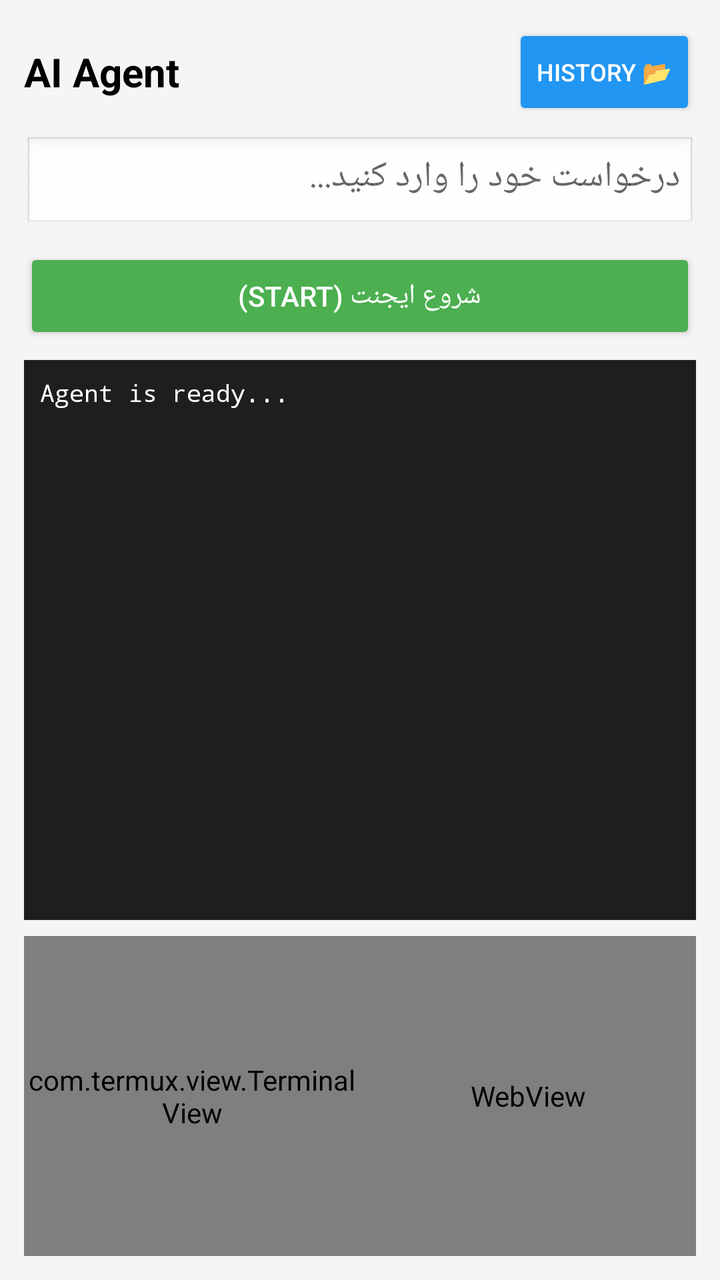
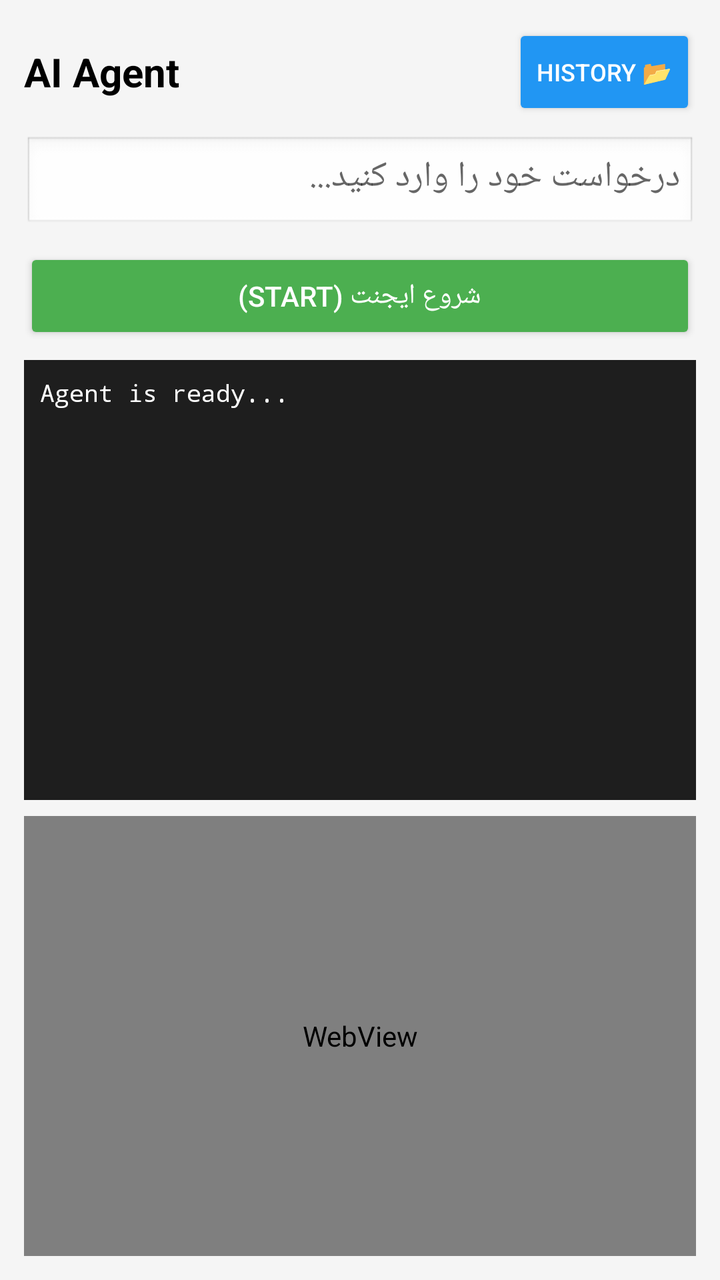

Screens rendered from an Android XML layout before and after an edit, with the pre-edit source and the edit as a unified diff.
<!-- AndroidManifest.xml: application theme AppTheme -->
<!-- res/layout/activity_agent.xml -->
<?xml version="1.0" encoding="utf-8"?>
<LinearLayout xmlns:android="http://schemas.android.com/apk/res/android"
    android:layout_width="match_parent"
    android:layout_height="match_parent"
    android:orientation="vertical"
    android:padding="12dp"
    android:background="#F5F5F5">

    
    <LinearLayout
        android:layout_width="match_parent"
        android:layout_height="wrap_content"
        android:orientation="horizontal"
        android:gravity="center_vertical"
        android:layout_marginBottom="8dp">

        <TextView
            android:layout_width="0dp"
            android:layout_height="wrap_content"
            android:layout_weight="1"
            android:text="AI Agent"
            android:textSize="20sp"
            android:textStyle="bold"
            android:textColor="#000000"/>

        <Button
            android:id="@+id/btn_agent_history"
            android:layout_width="wrap_content"
            android:layout_height="wrap_content"
            android:text="History 📂"
            android:textSize="12sp"
            android:backgroundTint="#2196F3"
            android:textColor="#FFFFFF" />
    </LinearLayout>

    
    <EditText
        android:id="@+id/et_agent_prompt"
        android:layout_width="match_parent"
        android:layout_height="wrap_content"
        android:hint="درخواست خود را وارد کنید..."
        android:minLines="1"
        android:maxLines="3"
        android:scrollbars="vertical"
        android:inputType="textMultiLine"
        android:gravity="top|start"
        android:background="@android:drawable/edit_text"
        android:padding="8dp"
        android:layout_marginBottom="8dp"/>

    
    <LinearLayout
        android:layout_width="match_parent"
        android:layout_height="wrap_content"
        android:orientation="horizontal"
        android:layout_marginBottom="8dp">

        <Button
            android:id="@+id/btn_agent_start"
            android:layout_width="0dp"
            android:layout_height="wrap_content"
            android:layout_weight="1"
            android:text="شروع ایجنت (Start)"
            android:backgroundTint="#4CAF50"
            android:textColor="#FFFFFF" />

        <Button
            android:id="@+id/btn_agent_stop"
            android:layout_width="wrap_content"
            android:layout_height="wrap_content"
            android:layout_marginStart="8dp"
            android:text="توقف (Stop)"
            android:backgroundTint="#F44336"
            android:textColor="#FFFFFF"
            android:visibility="gone" />
    </LinearLayout>

    
    <LinearLayout
        android:layout_width="match_parent"
        android:layout_height="wrap_content"
        android:orientation="horizontal"
        android:gravity="center_vertical"
        android:layout_marginBottom="8dp"
        android:visibility="gone"
        android:id="@+id/layout_progress">

        <TextView
            android:id="@+id/tv_progress_percent"
            android:layout_width="wrap_content"
            android:layout_height="wrap_content"
            android:text="0%"
            android:textStyle="bold"
            android:textColor="#2196F3"
            android:textSize="16sp"
            android:layout_marginEnd="8dp"/>

        <ProgressBar
            android:id="@+id/pb_task_progress"
            style="?android:attr/progressBarStyleHorizontal"
            android:layout_width="0dp"
            android:layout_height="wrap_content"
            android:layout_weight="1"
            android:max="100"
            android:progress="0"
            android:progressTint="#2196F3" />
    </LinearLayout>

    
    <TextView
        android:id="@+id/tv_agent_status"
        android:layout_width="match_parent"
        android:layout_height="wrap_content"
        android:text=""
        android:textColor="#2196F3"
        android:textSize="14sp"
        android:fontFamily="monospace"
        android:padding="4dp"
        android:layout_marginBottom="4dp"
        android:visibility="gone" />

    
    <ScrollView
        android:layout_width="match_parent"
        android:layout_height="0dp"
        android:layout_weight="1"
        android:background="#1E1E1E"
        android:padding="8dp"
        android:layout_marginBottom="8dp">

        <TextView
            android:id="@+id/tv_agent_log"
            android:layout_width="match_parent"
            android:layout_height="wrap_content"
            android:textColor="#FFFFFF"
            android:fontFamily="monospace"
            android:textSize="12sp"
            android:text="Agent is ready..." />
    </ScrollView>

    
    <LinearLayout
        android:layout_width="match_parent"
        android:layout_height="160dp"
        android:orientation="horizontal"
        android:background="#000000">

        
        <FrameLayout
            android:layout_width="0dp"
            android:layout_height="match_parent"
            android:layout_weight="1"
            android:background="#000000">
            <com.termux.view.TerminalView
                android:id="@+id/agent_terminal_view"
                android:layout_width="match_parent"
                android:layout_height="match_parent"
                android:focusable="false"
                android:focusableInTouchMode="false" />
        </FrameLayout>

        
        <FrameLayout
            android:layout_width="0dp"
            android:layout_height="match_parent"
            android:layout_weight="1"
            android:background="#FFFFFF">
            <WebView
                android:id="@+id/agent_webview"
                android:layout_width="match_parent"
                android:layout_height="match_parent"
                android:background="#FFFFFF" />
            <ProgressBar
                android:id="@+id/agent_progress"
                android:layout_width="wrap_content"
                android:layout_height="wrap_content"
                android:layout_gravity="center"
                android:visibility="gone" />
        </FrameLayout>

    </LinearLayout>
</LinearLayout>
<!-- resources referenced by this layout -->
<resources>
  <style name="AppTheme" parent="@android:style/Theme.Material.Light.NoActionBar">
          <item name="android:statusBarColor">#FFFFFF</item>
          <item name="android:windowLightStatusBar">true</item>
          <item name="android:navigationBarColor">#FFFFFF</item>
      </style>
</resources>

<!-- the commit's change to res/layout/activity_agent.xml (unified diff, before → after) -->
@@ -139,44 +139,21 @@
     </ScrollView>
 
     
-    <LinearLayout
+    <FrameLayout
         android:layout_width="match_parent"
-        android:layout_height="160dp"
-        android:orientation="horizontal"
-        android:background="#000000">
-
-        
-        <FrameLayout
-            android:layout_width="0dp"
+        android:layout_height="0dp"
+        android:layout_weight="1"
+        android:background="#FFFFFF">
+        <WebView
+            android:id="@+id/agent_webview"
+            android:layout_width="match_parent"
             android:layout_height="match_parent"
-            android:layout_weight="1"
-            android:background="#000000">
-            <com.termux.view.TerminalView
-                android:id="@+id/agent_terminal_view"
-                android:layout_width="match_parent"
-                android:layout_height="match_parent"
-                android:focusable="false"
-                android:focusableInTouchMode="false" />
-        </FrameLayout>
-
-        
-        <FrameLayout
-            android:layout_width="0dp"
-            android:layout_height="match_parent"
-            android:layout_weight="1"
-            android:background="#FFFFFF">
-            <WebView
-                android:id="@+id/agent_webview"
-                android:layout_width="match_parent"
-                android:layout_height="match_parent"
-                android:background="#FFFFFF" />
-            <ProgressBar
-                android:id="@+id/agent_progress"
-                android:layout_width="wrap_content"
-                android:layout_height="wrap_content"
-                android:layout_gravity="center"
-                android:visibility="gone" />
-        </FrameLayout>
-
-    </LinearLayout>
+            android:background="#FFFFFF" />
+        <ProgressBar
+            android:id="@+id/agent_progress"
+            android:layout_width="wrap_content"
+            android:layout_height="wrap_content"
+            android:layout_gravity="center"
+            android:visibility="gone" />
+    </FrameLayout>
 </LinearLayout>
